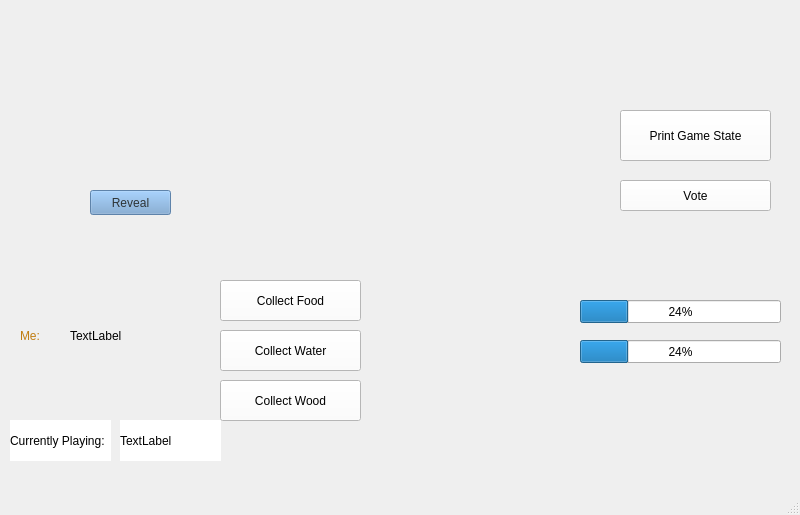
The window that hellapagos/gamewindow.ui (magacevic/Hellapagos) describes before a commit, drawn with Qt 5.
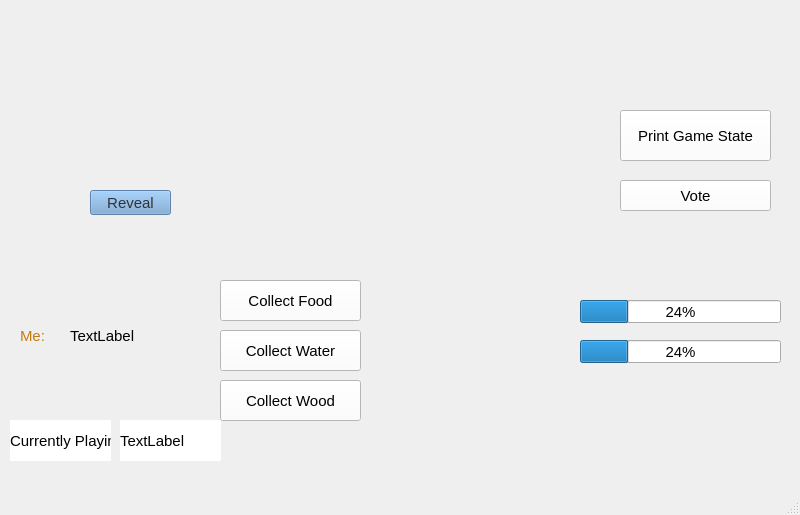
The same window after the commit. Icons and pictures are not drawn.

The edit to the form file:
```diff
--- a/hellapagos/gamewindow.ui
+++ b/hellapagos/gamewindow.ui
@@ -22,6 +22,11 @@
     <height>515</height>
    </size>
   </property>
+  <property name="font">
+   <font>
+    <pointsize>11</pointsize>
+   </font>
+  </property>
   <property name="windowTitle">
    <string>MainWindow</string>
   </property>
```
Left out of the diff: 139 changed lines with no effect on the pictures.
